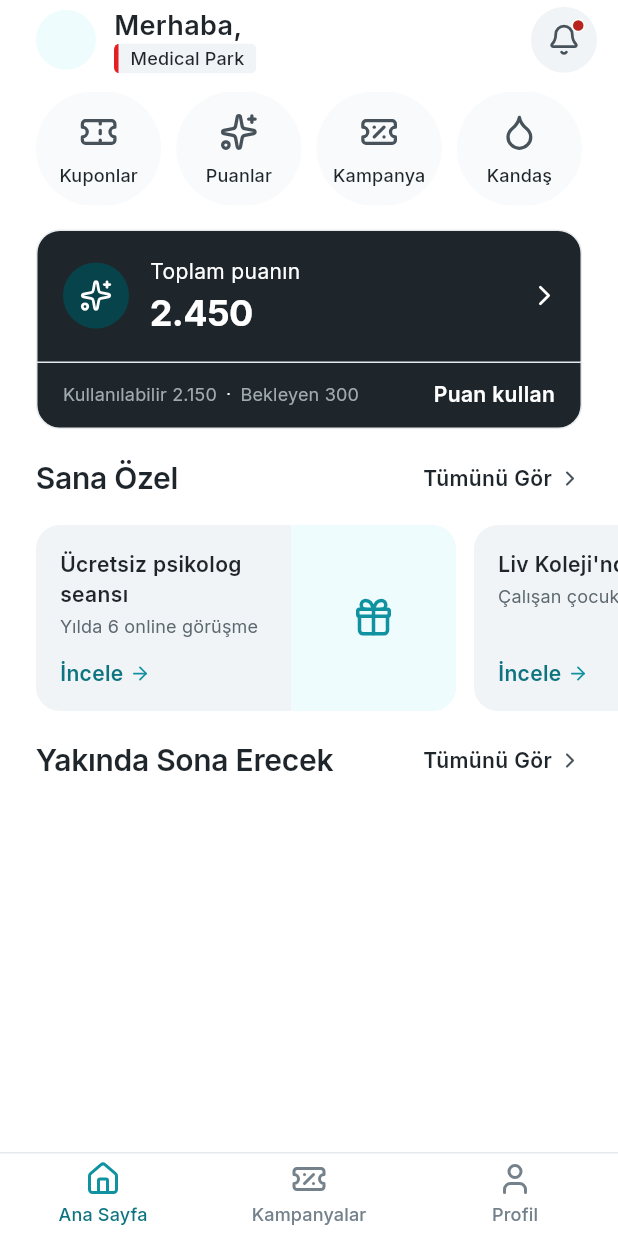
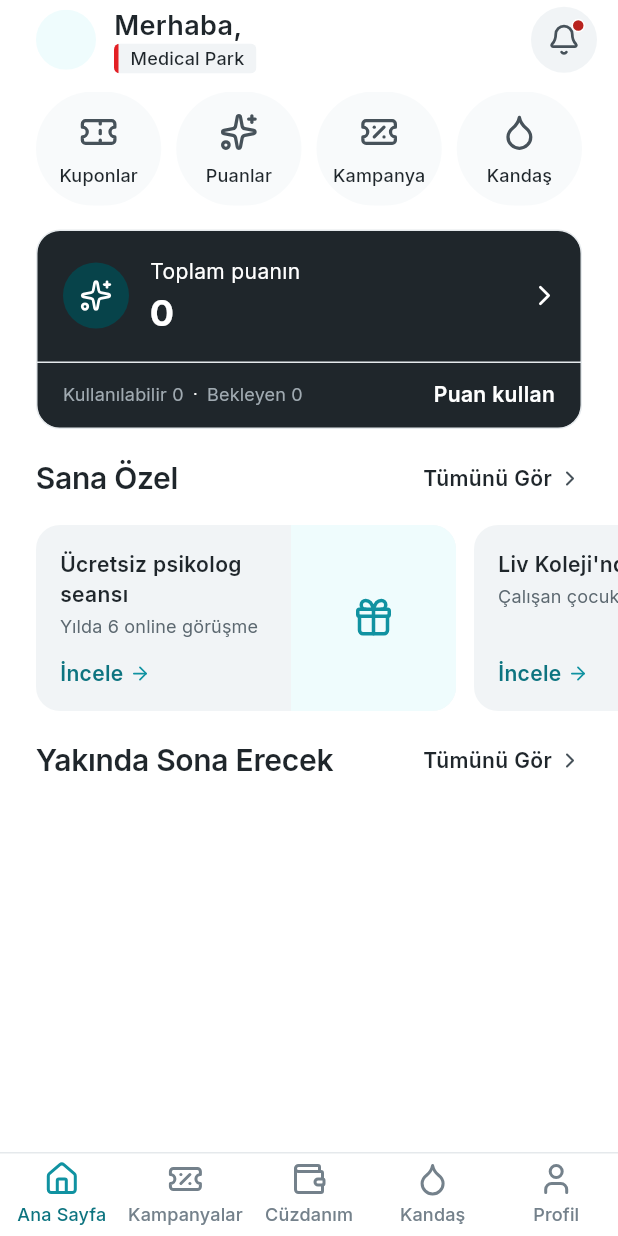
Before and after one commit to MLP-ARGE/Birlikte, a Flutter app: the screen it shows after launch, after a tap on "Atla", on a phone screen of 412 x 824 dp. Run offline on Flutter 3.47's test engine with Material 3 defaults, Android fonts, the phone set to English and light mode, and no system bars; our stand-ins replace cached_network_image, device_info_plus, flutter_riverpod, flutter_secure_storage, go_router, lucide_icons_flutter and 2 more; accounts and stored records are empty.

Commit message:
feat: Cüzdanım ve Kandaş ekranlarını gerçek veriyle kur
Sekmeleri kaldırmak yerine ekranları kurduk. Kaldırmak iki sorun
doğuruyordu: ana sayfadaki altı bağlantı (Kuponlar, Puanlar, Kandaş, puan
kartının iki dokunma hedefi) artık var olmayan rotalara gidiyor ve hata
ekranına düşüyordu — yer tutucu sayfadan daha kötü.

Asıl mesele ise başkaydı: ana sayfadaki puan, kan talebi ve aile bölümleri
Figma'daki ÖRNEK İÇERİĞİ sabit olarak gösteriyordu (kodda TODO(api) notu
duruyordu). Kullanıcıya gerçek sanılan uydurma veri göstermek yanlış; puanı
2450 görünen bir kullanıcının gerçekte hiç puanı yoktu.

Artık hepsi Supabase'den geliyor:
- point_balances  -> puan özeti (hareket yoksa sıfır)
- blood_requests  -> açık talepler (RLS yalnızca status='open' gösteriyor)
- family_members  -> kullanıcının aktif yakınları
- coupons         -> kullanıcının kuponları (yeni)

Veri yoksa bölümler boş durumlarını anlatıyor; kenarlıklı boş kutu kalmıyor.
Boş durum meşru bir uygulama hâli, yer tutucu değil — mağaza incelemesi
açısından da doğru olan bu.

Yeni ekranlar:
- WalletPage: puan kartı + kupon listesi. Kullanılmış/süresi dolmuş kuponlar
  soluk gösteriliyor ki kullanıcı hangisini kullanabileceğini ayırsın.
- KandasPage: açık kan talepleri. Ana sayfayla AYNI bileşeni kullanıyor;
  aynı veri iki yerde farklı görünmesin.

Testlerde dört yeni async sağlayıcı eziliyor: ağ yok, ezilmezse Riverpod
yeniden deneme zamanlayıcısı kurup "A Timer is still pending" ile testleri
düşürüyor (sürüm sağlayıcısında da aynısını yaşamıştık).

Canlıda doğrulandı: inceleme hesabı 8 kampanyayı görüyor ve kupon
oluşturabiliyor (BRLKT-28LMU-YZSUS).

Co-Authored-By: Claude Opus 5 (1M context) <noreply@anthropic.com>

```diff
--- a/lib/app/router.dart
+++ b/lib/app/router.dart
@@ -10,6 +10,8 @@ import '../features/auth/presentation/verification_error_page.dart';
 import '../features/auth/presentation/welcome_page.dart';
 import '../features/campaigns/presentation/campaign_detail_page.dart';
 import '../features/campaigns/presentation/campaigns_list_page.dart';
+import '../features/kandas/presentation/kandas_page.dart';
+import '../features/wallet/presentation/wallet_page.dart';
 import '../features/home/presentation/home_page.dart';
 import '../features/profile/presentation/profile_page.dart';
 import '../shared/widgets/app_shell.dart';
@@ -152,6 +154,8 @@ final routerProvider = Provider<GoRouter>((ref) {
                   builder: (context, state) => switch (tab) {
                     BirlikteTab.home => const HomePage(),
                     BirlikteTab.campaigns => const CampaignsListPage(),
+                    BirlikteTab.wallet => const WalletPage(),
+                    BirlikteTab.kandas => const KandasPage(),
                     BirlikteTab.profile => const ProfilePage(),
                   },
                 ),
--- a/lib/features/home/application/home_providers.dart
+++ b/lib/features/home/application/home_providers.dart
@@ -3,13 +3,24 @@ import 'package:flutter_riverpod/flutter_riverpod.dart';
 import '../../../core/supabase/supabase_client_provider.dart';
 import '../../../core/theme/app_institutions.dart';
 import '../../campaigns/data/campaign_repository.dart';
+import '../data/home_repository.dart';
 import '../domain/home_models.dart';
 
-/// TODO(api): aşağıdaki provider'ların hepsi Figma'daki örnek içeriği döndürüyor.
-/// Servisler bağlandığında yalnızca gövdeleri değişecek; ekranlar aynı kalacak.
+/// Puan özeti — Supabase `point_balances` görünümünden.
+///
+/// Önceden Figma'daki örnek değeri (2450/2150/300) sabit döndürüyordu.
+/// Kullanıcıya gerçek sanılan uydurma veri göstermek yanlıştı; hareket
+/// yoksa artık sıfır geliyor ve kart kendi boş durumunu gösteriyor.
+final pointsSummaryAsyncProvider = FutureProvider<PointsSummary>((ref) async {
+  ref.watch(authStateProvider);
+  return ref.watch(homeRepositoryProvider).fetchPoints();
+});
 
+/// Ekranların senkron kullandığı görünüm; veri gelene kadar sıfır.
 final pointsSummaryProvider = Provider<PointsSummary>(
-  (ref) => const PointsSummary(total: 2450, usable: 2150, pending: 300),
+  (ref) =>
+      ref.watch(pointsSummaryAsyncProvider).value ??
+      const PointsSummary(total: 0, usable: 0, pending: 0),
 );
 
 /// Tüm kampanyalar — Kampanyalar sekmesinin ana listesi. Diğer bölümler
@@ -124,28 +135,32 @@ final favoriteSlugsProvider = Provider<Set<String>>(
   (ref) => ref.watch(favoriteCampaignIdsProvider).value ?? const {},
 );
 
+/// Açık kan talepleri — Supabase'den. Kayıt yoksa bölüm boş durumunu gösterir.
+final bloodRequestsAsyncProvider =
+    FutureProvider<List<BloodRequest>>((ref) async {
+  ref.watch(authStateProvider);
+  return ref.watch(homeRepositoryProvider).fetchBloodRequests();
+});
+
 final bloodRequestsProvider = Provider<List<BloodRequest>>(
-  (ref) => const [
-    BloodRequest(
-      name: 'A. Demir',
-      bloodType: 'A Rh−',
-      hospital: 'Çam Sakura Şehir Hastanesi',
-      urgent: true,
-    ),
-    BloodRequest(
-      name: 'E. Kaya',
-      bloodType: '0 Rh+',
-      hospital: 'Liv Hospital Ulus',
-    ),
-  ],
+  (ref) => ref.watch(bloodRequestsAsyncProvider).value ?? const [],
 );
 
-/// Aile üyeleri ve kontenjan (Figma'da "2/3").
+/// Kullanıcının kuponları — Cüzdanım ekranı.
+final couponsAsyncProvider = FutureProvider<List<UserCoupon>>((ref) async {
+  ref.watch(authStateProvider);
+  return ref.watch(homeRepositoryProvider).fetchCoupons();
+});
+
+/// Kullanıcının yakınları — Supabase'den.
+final familyMembersAsyncProvider =
+    FutureProvider<List<FamilyMember>>((ref) async {
+  ref.watch(authStateProvider);
+  return ref.watch(homeRepositoryProvider).fetchFamilyMembers();
+});
+
 final familyMembersProvider = Provider<List<FamilyMember>>(
-  (ref) => const [
-    FamilyMember(name: 'Emre Yılmaz', relation: 'Eş'),
-    FamilyMember(name: 'Can Yılmaz', relation: 'Çocuk'),
-  ],
+  (ref) => ref.watch(familyMembersAsyncProvider).value ?? const [],
 );
 
 /// Eklenebilecek azami yakın sayısı.
--- a/lib/features/home/presentation/widgets/kandas_section.dart
+++ b/lib/features/home/presentation/widgets/kandas_section.dart
@@ -40,6 +40,10 @@ class KandasSection extends StatelessWidget {
           ),
           child: Column(
             children: [
+              // Açık talep yoksa boş kutu çizmek yerine durumu söylüyoruz.
+              if (requests.isEmpty) const _EmptyRow(
+                text: 'Şu anda açık kan talebi yok.',
+              ),
               for (final (i, request) in requests.indexed) ...[
                 if (i > 0)
                   const Divider(
@@ -214,3 +218,26 @@ class _SupportButton extends StatelessWidget {
     );
   }
 }
+
+/// Bölümün boş hâli — veri gelmediğinde kenarlıklı boş bir kutu kalmasın.
+class _EmptyRow extends StatelessWidget {
+  const _EmptyRow({required this.text});
+
+  final String text;
+
+  @override
+  Widget build(BuildContext context) {
+    return Padding(
+      padding: const EdgeInsets.symmetric(
+        horizontal: AppSpacing.s5,
+        vertical: AppSpacing.s6,
+      ),
+      child: Text(
+        text,
+        style: AppTypography.bodySmall.copyWith(
+          color: AppColors.textSecondary,
+        ),
+      ),
+    );
+  }
+}
--- /dev/null
+++ b/lib/features/kandas/presentation/kandas_page.dart
@@ -0,0 +1,98 @@
+import 'package:flutter/material.dart';
+import 'package:flutter_riverpod/flutter_riverpod.dart';
+
+import '../../../core/theme/app_colors.dart';
+import '../../../core/theme/app_dimens.dart';
+import '../../../core/theme/app_icons.dart';
+import '../../../core/theme/app_typography.dart';
+import '../../home/application/home_providers.dart';
+import '../../home/presentation/widgets/kandas_section.dart';
+
+/// Kandaş — açık kan bağışı talepleri.
+///
+/// Talepler Supabase'den geliyor ve RLS gereği yalnızca `status = 'open'`
+/// olanlar görünüyor. Kayıt yoksa ekran boş durumunu gösteriyor; uydurma
+/// talep göstermiyoruz.
+class KandasPage extends ConsumerWidget {
+  const KandasPage({super.key});
+
+  @override
+  Widget build(BuildContext context, WidgetRef ref) {
+    final requestsAsync = ref.watch(bloodRequestsAsyncProvider);
+
+    return Scaffold(
+      backgroundColor: AppColors.surface,
+      body: SafeArea(
+        bottom: false,
+        child: ListView(
+          padding: const EdgeInsets.fromLTRB(
+            AppSpacing.screenH,
+            AppSpacing.s5,
+            AppSpacing.screenH,
+            AppSpacing.s8,
+          ),
+          children: [
+            Text('Kandaş', style: AppTypography.h1),
+            const SizedBox(height: AppSpacing.s3),
+            Text(
+              'MLPCARE hastanelerindeki açık kan bağışı talepleri.',
+              style: AppTypography.bodySmall.copyWith(
+                color: AppColors.textSecondary,
+              ),
+            ),
+            const SizedBox(height: AppSpacing.s6),
+            switch (requestsAsync) {
+              AsyncLoading() => const Padding(
+                padding: EdgeInsets.symmetric(vertical: AppSpacing.s7),
+                child: Center(child: CircularProgressIndicator()),
+              ),
+              AsyncError() => const _Empty(
+                text: 'Talepler yüklenemedi. Bağlantını kontrol edip '
+                    'tekrar dene.',
+              ),
+              AsyncData(:final value) when value.isEmpty => const _Empty(
+                text: 'Şu anda açık kan talebi yok.',
+              ),
+              // Ana sayfadaki bölümle aynı bileşen: aynı veri iki yerde
+              // farklı görünmesin.
+              AsyncData(:final value) => KandasSection(requests: value),
+            },
+            const SizedBox(height: AppSpacing.s6),
+            Text(
+              'Tüm talepler ilgili hastaneler tarafından doğrulanır.',
+              style: AppTypography.caption.copyWith(
+                color: AppColors.textTertiary,
+              ),
+            ),
+          ],
+        ),
+      ),
+    );
+  }
+}
+
+class _Empty extends StatelessWidget {
+  const _Empty({required this.text});
+
+  final String text;
+
+  @override
+  Widget build(BuildContext context) {
+    return Padding(
+      padding: const EdgeInsets.symmetric(vertical: AppSpacing.s7),
+      child: Column(
+        children: [
+          const Icon(AppIcons.droplet, size: 40, color: AppColors.iconSubtle),
+          const SizedBox(height: AppSpacing.s4),
+          Text(
+            text,
+            textAlign: TextAlign.center,
+            style: AppTypography.bodySmall.copyWith(
+              color: AppColors.textSecondary,
+            ),
+          ),
+        ],
+      ),
+    );
+  }
+}
--- /dev/null
+++ b/lib/features/wallet/presentation/wallet_page.dart
@@ -0,0 +1,172 @@
+import 'package:flutter/material.dart';
+import 'package:flutter_riverpod/flutter_riverpod.dart';
+
+import '../../../core/theme/app_colors.dart';
+import '../../../core/theme/app_dimens.dart';
+import '../../../core/theme/app_icons.dart';
+import '../../../core/theme/app_typography.dart';
+import '../../home/application/home_providers.dart';
+import '../../home/domain/home_models.dart';
+import '../../home/presentation/widgets/points_card.dart';
+
+/// Cüzdanım — puan özeti ve kullanıcının kuponları.
+///
+/// İçerik tamamen Supabase'den geliyor. Kupon yoksa uydurma satır
+/// göstermiyoruz; ekran kendi boş durumunu anlatıyor.
+class WalletPage extends ConsumerWidget {
+  const WalletPage({super.key});
+
+  @override
+  Widget build(BuildContext context, WidgetRef ref) {
+    final points = ref.watch(pointsSummaryProvider);
+    final couponsAsync = ref.watch(couponsAsyncProvider);
+
+    return Scaffold(
+      backgroundColor: AppColors.surface,
+      body: SafeArea(
+        bottom: false,
+        child: ListView(
+          padding: const EdgeInsets.fromLTRB(
+            AppSpacing.screenH,
+            AppSpacing.s5,
+            AppSpacing.screenH,
+            AppSpacing.s8,
+          ),
+          children: [
+            Text('Cüzdanım', style: AppTypography.h1),
+            const SizedBox(height: AppSpacing.s5),
+            PointsCard(summary: points),
+            const SizedBox(height: AppSpacing.s7),
+            Text('Kuponlarım', style: AppTypography.h4),
+            const SizedBox(height: AppSpacing.s4),
+            switch (couponsAsync) {
+              AsyncLoading() => const Padding(
+                padding: EdgeInsets.symmetric(vertical: AppSpacing.s7),
+                child: Center(child: CircularProgressIndicator()),
+              ),
+              AsyncError() => const _Empty(
+                icon: AppIcons.ticket,
+                text: 'Kuponlar yüklenemedi. Bağlantını kontrol edip '
+                    'tekrar dene.',
+              ),
+              AsyncData(:final value) when value.isEmpty => const _Empty(
+                icon: AppIcons.ticket,
+                text: 'Henüz kuponun yok. Kampanyalar sekmesinden bir '
+                    'kampanya seçip kuponunu oluşturabilirsin.',
+              ),
+              AsyncData(:final value) => Column(
+                children: [
+                  for (final c in value) ...[
+                    _CouponCard(coupon: c),
+                    const SizedBox(height: AppSpacing.s4),
+                  ],
+                ],
+              ),
+            },
+          ],
+        ),
+      ),
+    );
+  }
+}
+
+class _CouponCard extends StatelessWidget {
+  const _CouponCard({required this.coupon});
+
+  final UserCoupon coupon;
+
+  @override
+  Widget build(BuildContext context) {
+    // Kullanılmış ya da süresi dolmuş kuponu soluk gösteriyoruz; kullanıcı
+    // hangisini kullanabileceğini listede tek bakışta ayırsın.
+    final dim = !coupon.isActive;
+
+    return Container(
+      padding: const EdgeInsets.all(AppSpacing.s5),
+      decoration: BoxDecoration(
+        color: dim ? AppColors.surfaceSunken : AppColors.surface,
+        borderRadius: BorderRadius.circular(AppRadius.md),
+        border: Border.all(color: AppColors.borderDefault),
+      ),
+      child: Column(
+        crossAxisAlignment: CrossAxisAlignment.start,
+        children: [
+          Row(
+            children: [
+              Expanded(
+                child: Text(
+                  coupon.brand,
+                  maxLines: 1,
+                  overflow: TextOverflow.ellipsis,
+                  style: AppTypography.labelSmall.copyWith(
+                    color: AppColors.textSecondary,
+                  ),
+                ),
+              ),
+              Text(
+                coupon.statusLabel,
+                style: AppTypography.caption.copyWith(
+                  color: dim ? AppColors.textTertiary : AppColors.textBrand,
+                ),
+              ),
+            ],
+          ),
+          const SizedBox(height: AppSpacing.s2),
+          Text(
+            coupon.title,
+            maxLines: 2,
+            overflow: TextOverflow.ellipsis,
+            style: AppTypography.h5.copyWith(color: AppColors.textPrimary),
+          ),
+          const SizedBox(height: AppSpacing.s4),
+          Row(
+            children: [
+              Text(
+                coupon.code,
+                style: AppTypography.campaignValue.copyWith(
+                  color: dim ? AppColors.textTertiary : AppColors.textBrand,
+                ),
+              ),
+              const Spacer(),
+              if (coupon.expiresAt case final d? when coupon.isActive)
+                Text(
+                  '${d.day}.${d.month}.${d.year} tarihine kadar',
+                  style: AppTypography.caption.copyWith(
+                    color: AppColors.textSecondary,
+                  ),
+                ),
+            ],
+          ),
+        ],
+      ),
+    );
+  }
+}
+
+/// Boş durum — veri gelmediğinde ekranın ne anlattığını söyler.
+class _Empty extends StatelessWidget {
+  const _Empty({required this.icon, required this.text});
+
+  final IconData icon;
+  final String text;
+
+  @override
+  Widget build(BuildContext context) {
+    return Padding(
+      padding: const EdgeInsets.symmetric(vertical: AppSpacing.s7),
+      child: Column(
+        children: [
+          Icon(icon, size: 40, color: AppColors.iconSubtle),
+          const SizedBox(height: AppSpacing.s4),
+          Text(
+            text,
+            textAlign: TextAlign.center,
+            style: AppTypography.bodySmall.copyWith(
+              color: AppColors.textSecondary,
+            ),
+          ),
+        ],
+      ),
+    );
+  }
+}
--- a/lib/shared/widgets/birlikte_bottom_nav.dart
+++ b/lib/shared/widgets/birlikte_bottom_nav.dart
@@ -13,10 +13,8 @@ enum BirlikteTab {
     icon: AppIcons.ticketPercent,
     route: Routes.campaigns,
   ),
-  // Cüzdanım ve Kandaş bu sürümde YOK. Tasarımları Figma'da hazır ama
-  // ekranları kurulmadı ve yer tutucu sekmelerle mağazaya çıkmak Apple'ın
-  // 2.1 "App Completeness" kuralına takılıyor. Ekranlar tamamlanınca buraya
-  // geri eklenecekler — rota sabitleri Routes'ta duruyor.
+  wallet(label: 'Cüzdanım', icon: AppIcons.wallet, route: Routes.wallet),
+  kandas(label: 'Kandaş', icon: AppIcons.droplet, route: Routes.kandas),
   profile(label: 'Profil', icon: AppIcons.user, route: Routes.profile);
 
   const BirlikteTab({
```
Also changed, not shown: lib/features/home/data/home_repository.dart (added, +113 -0 lines), lib/features/home/domain/home_models.dart (+32 -0 lines), lib/features/home/presentation/widgets/ailem_section.dart (+13 -0 lines), 5 other files.
